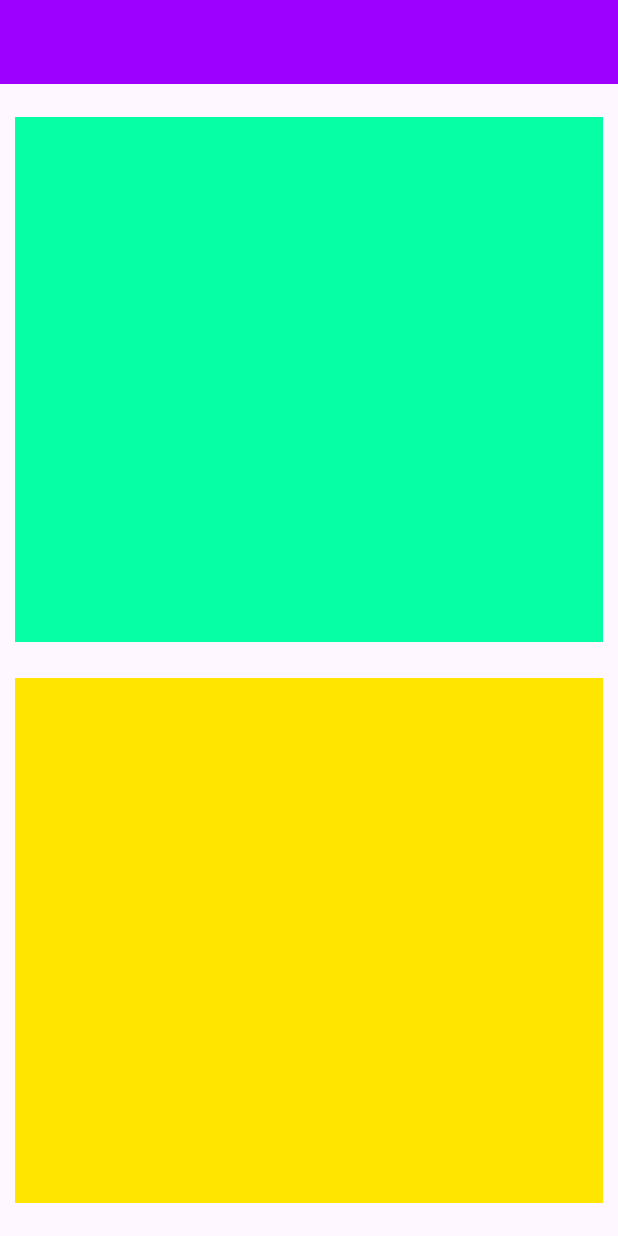
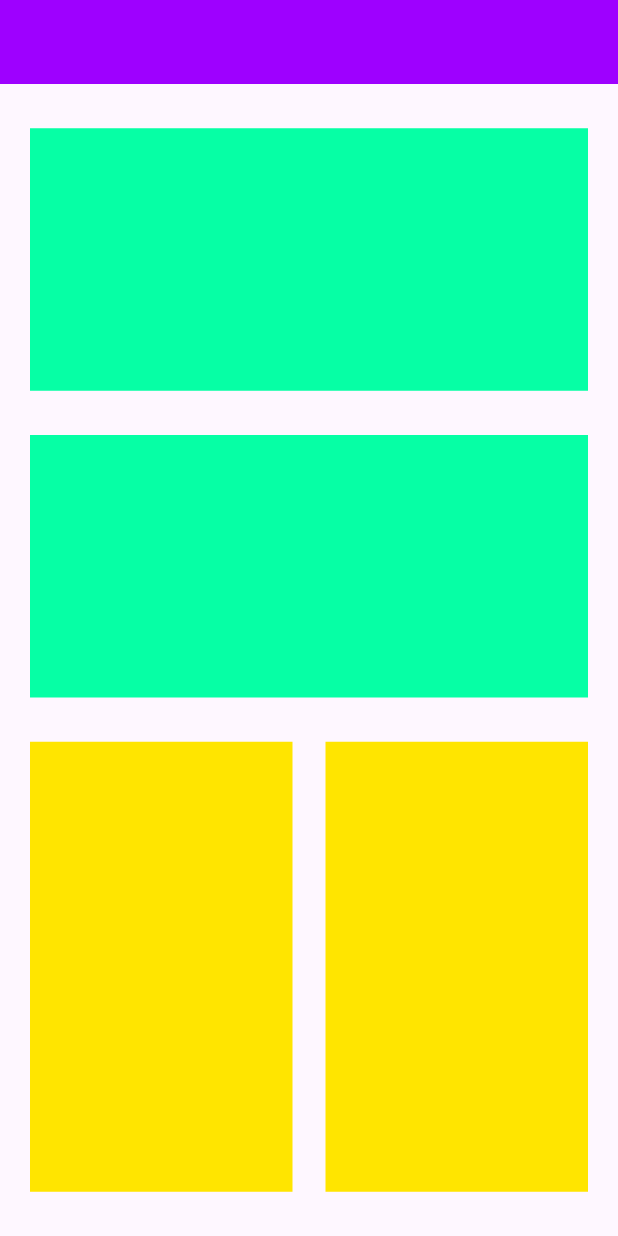
Before and after one commit to Kawodya/DP_Layouts, a Flutter app: the screen it shows after launch, on a phone screen of 412 x 824 dp. Run offline on Flutter 3.47's test engine with Material 3 defaults, Android fonts, the light colour scheme and no system bars.

Commit message:
Update the second layout

```diff
--- a/dp_project/lib/main.dart
+++ b/dp_project/lib/main.dart
@@ -10,34 +10,50 @@ class MyApp extends StatelessWidget {
   Widget build(BuildContext context) {
     return MaterialApp(
       debugShowCheckedModeBanner: false,
-      title: "Flutter Layouts",
+      title: "Layout 2",
       home: Scaffold(
         appBar: AppBar(
           backgroundColor: const Color(0xff9E00FF),
+
         ),
-        body:Padding(
-          padding: const EdgeInsets.all(10.0),
+        body: Padding(
+          padding: const EdgeInsets.symmetric(horizontal: 20),
           child: Column(
-            mainAxisAlignment: MainAxisAlignment.spaceAround,
+            mainAxisAlignment: MainAxisAlignment.spaceEvenly,
             children: [
               Container(
+                height: 175,
                 width: double.infinity,
-              height: 350,
-              color:const Color(0xff06FFA5),
+                color: Color(0xff06FFA5),
+
               ),
               Container(
+                height: 175,
                 width: double.infinity,
-              height: 350,
-              color: const Color(0xffFFE500),
+                color: Color(0xff06FFA5),
+
+
+              ),
+              Row(
+                mainAxisAlignment: MainAxisAlignment.spaceBetween,
+                children: [
+                  Container(
+                    width: 175,
+                    height: 300,
+                    color: Color(0xffFFE500),
+                  ),
+                  Container(
+                     width: 175,
+                    height: 300,
+                    color: Color(0xffFFE500),
 
                   ),
 
                 ],
-
               ),
 
-
-
+            ],
+          ),
         ),
 
 
```
Lines whose indentation alone changed are shown as unchanged.
